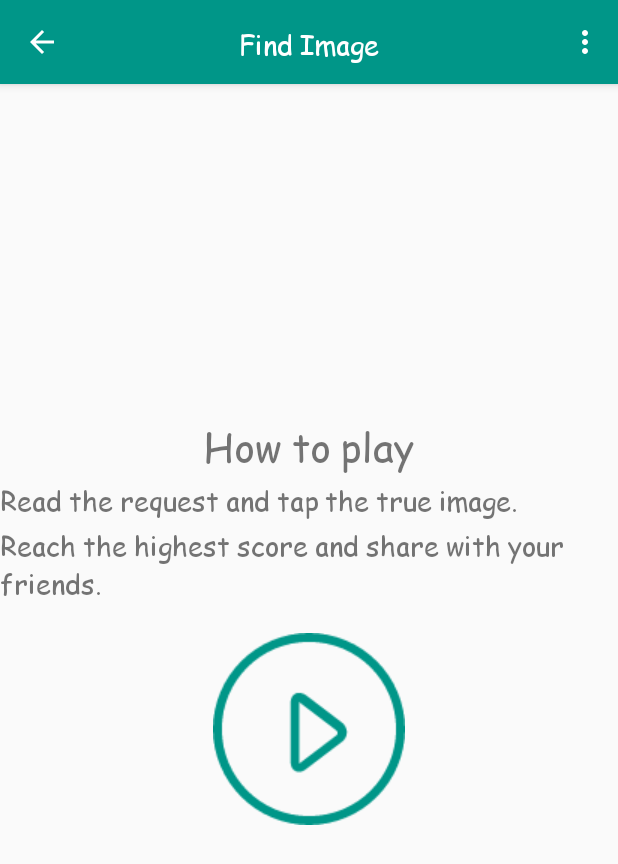
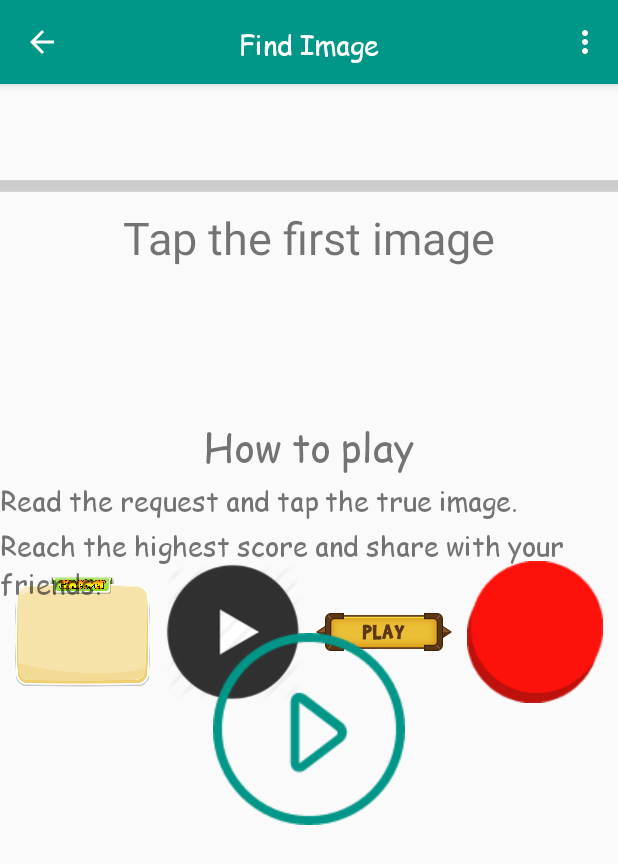
Before and after one commit to kukenqn1994/BrainBreak, an Android app: the ImageMemory screen opened directly, with no data from a screen before it, on a phone screen of 412 x 824 dp. Shown: the top 864 px of the screen. Run offline under Robolectric (Android 15) with nearby library versions, the light colour scheme and no system bars.

Commit message:
Update game

```diff
--- a/app/src/main/java/vlth/brainbreak/ImageMemory.java
+++ b/app/src/main/java/vlth/brainbreak/ImageMemory.java
@@ -15,6 +15,10 @@ import android.widget.TextView;
 import java.util.ArrayList;
 import java.util.Random;
 
+import vlth.brainbreak.Library.NumberProgressBar;
+import vlth.brainbreak.Util.HighScore;
+import vlth.brainbreak.Util.MyTimer;
+
 public class ImageMemory extends AppCompatActivity {
 
     private TextView requestView;
@@ -28,6 +32,9 @@ public class ImageMemory extends AppCompatActivity {
     LinearLayout mainView;
     private ImageButton fab;
     private TextView info, info1, info2;
+    private MyTimer timer;
+    private HighScore highScore;
+    private NumberProgressBar progressBar;
 
     @Override
     protected void onCreate(Bundle savedInstanceState) {
@@ -37,6 +44,8 @@ public class ImageMemory extends AppCompatActivity {
         toolbar = (Toolbar) findViewById(R.id.toolbar);
         TextView toolsbarTitle;
         toolsbarTitle = (TextView) findViewById(R.id.toolbar_title);
+        progressBar = (NumberProgressBar) findViewById(R.id.proTimer);
+        highScore = new HighScore(this);
         imgView1 = (ImageView) findViewById(R.id.Img1);
         imgView2 = (ImageView) findViewById(R.id.Img2);
         imgView3 = (ImageView) findViewById(R.id.Img3);
--- a/app/src/main/res/layout/activity_image_memory.xml
+++ b/app/src/main/res/layout/activity_image_memory.xml
@@ -15,7 +15,7 @@
         android:id="@+id/ImageMemmory"
         android:weightSum="1"
         android:orientation="vertical"
-        android:visibility="gone">
+        >
 
         <LinearLayout
             android:layout_width="match_parent"
@@ -28,7 +28,12 @@
             <LinearLayout
                 android:layout_width="match_parent"
                 android:layout_height="0dp"
-                android:layout_weight="0.8"></LinearLayout>
+                android:layout_weight="0.8">
+                <vlth.brainbreak.Library.NumberProgressBar
+                    android:id="@+id/proTimer"
+                    style="@style/NumberProgressBar_Default"
+                    android:layout_gravity="bottom"/>
+            </LinearLayout>
 
             <TextView
                 android:layout_width="wrap_content"
@@ -36,7 +41,8 @@
                 android:text="Tap the first image"
                 android:textSize="30sp"
                 android:id="@+id/request"
-                android:layout_weight="0.2"/>
+                android:layout_weight="0.2"
+                android:layout_marginTop="10dp"/>
         </LinearLayout>
 
 
```
